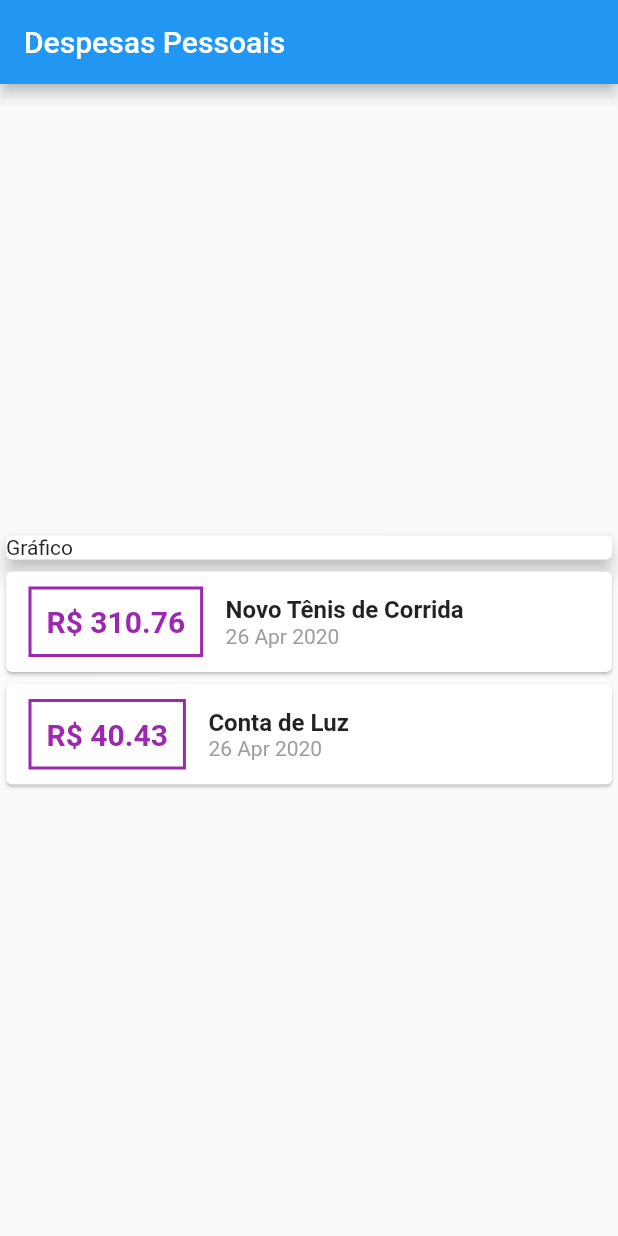
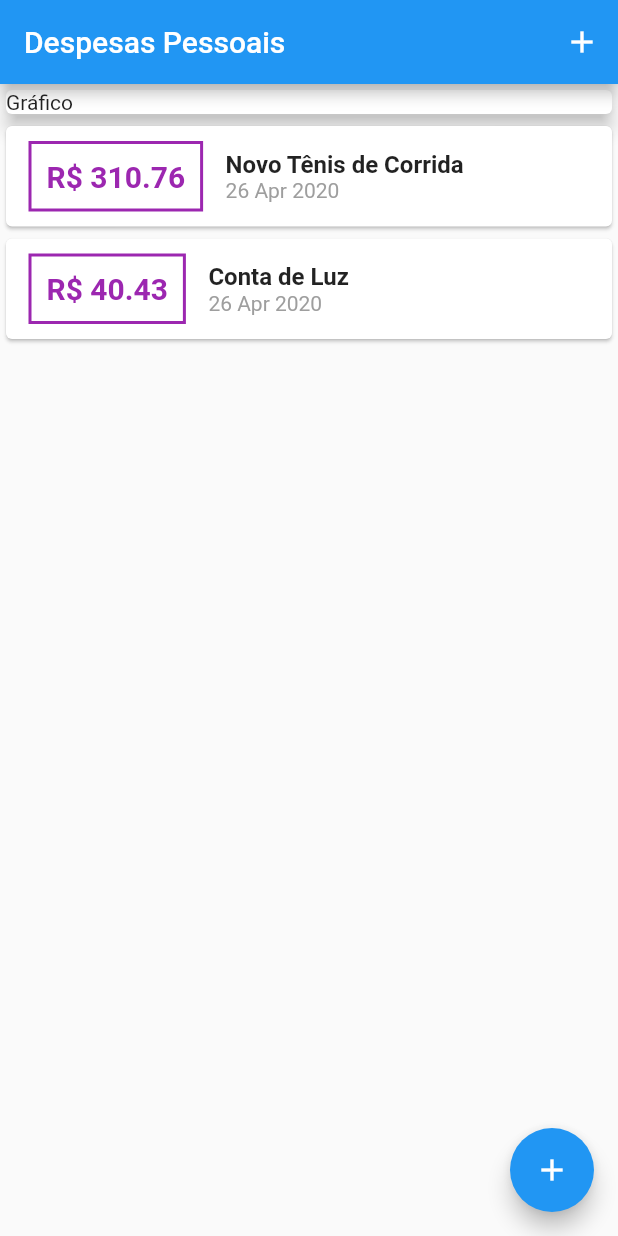
Before and after one commit to rodrigofbm/despesas_pessoais, a Flutter app: the screen it shows after launch, on a phone screen of 412 x 824 dp. Run offline on Flutter 3.47's test engine with Material 2 defaults, Android fonts, the phone set to English and light mode, and no system bars.

Commit message:
added functionalities to form and list transactions

```diff
--- /dev/null
+++ b/lib/components/transaction_list.dart
@@ -0,0 +1,65 @@
+import 'package:despesas_pessoais/models/transaction.dart';
+import 'package:flutter/material.dart';
+import 'package:intl/intl.dart';
+
+class TransactionList extends StatelessWidget {
+  final List<Transaction> transactions;
+
+  const TransactionList({this.transactions});
+
+  @override
+  Widget build(BuildContext context) {
+    return Container(
+      height: 300,
+      child: ListView.builder(
+          itemCount: transactions.length,
+          itemBuilder: (context, index) {
+            final tr = transactions[index];
+
+            return Card(
+              child: Row(
+                children: <Widget>[
+                  Container(
+                    margin: EdgeInsets.symmetric(
+                      horizontal: 15,
+                      vertical: 10,
+                    ),
+                    decoration: BoxDecoration(
+                      border: Border.all(
+                        color: Colors.purple,
+                        width: 2,
+                      ),
+                    ),
+                    padding: EdgeInsets.all(10),
+                    child: Text(
+                      "R\$ ${tr.value.toStringAsFixed(2)}",
+                      style: TextStyle(
+                        fontWeight: FontWeight.bold,
+                        fontSize: 20,
+                        color: Colors.purple,
+                      ),
+                    ),
+                  ),
+                  Column(
+                    crossAxisAlignment: CrossAxisAlignment.start,
+                    children: <Widget>[
+                      Text(
+                        tr.title,
+                        style: TextStyle(
+                          fontWeight: FontWeight.bold,
+                          fontSize: 16,
+                        ),
+                      ),
+                      Text(
+                        DateFormat('d MMM y').format(tr.date),
+                        style: TextStyle(color: Colors.grey),
+                      ),
+                    ],
+                  )
+                ],
+              ),
+            );
+          }),
+    );
+  }
+}
--- a/lib/main.dart
+++ b/lib/main.dart
@@ -1,13 +1,22 @@
-import 'package:despesas_pessoais/models/transaction.dart';
-import 'package:intl/intl.dart';
+import 'dart:math';
+
+import 'package:despesas_pessoais/components/transaction_form.dart';
 import 'package:flutter/material.dart';
+
+import 'components/transaction_list.dart';
+import 'models/transaction.dart';
 
 void main() => runApp(MaterialApp(
       title: 'Despesas Pessoais',
       home: MyHomePage(),
     ));
 
-class MyHomePage extends StatelessWidget {
+class MyHomePage extends StatefulWidget {
+  @override
+  _MyHomePageState createState() => _MyHomePageState();
+}
+
+class _MyHomePageState extends State<MyHomePage> {
   final _transactions = [
     Transaction(
         id: 't1',
@@ -18,68 +27,57 @@ class MyHomePage extends StatelessWidget {
         id: 't2', title: "Conta de Luz", value: 40.43, date: DateTime.now()),
   ];
 
+  _addTransaction(String title, double value) {
+    final newTransaction = new Transaction(
+      id: Random().nextDouble().toString(),
+      title: title,
+      value: value,
+      date: DateTime.now(),
+    );
+
+    setState(() {
+      _transactions.add(newTransaction);
+    });
+
+    Navigator.of(context).pop();
+  }
+
+  _openTransactionModal(BuildContext context) {
+    showModalBottomSheet(
+      context: context,
+      builder: (_) {
+        return TransactionForm(onSubmit: _addTransaction);
+      },
+    );
+  }
+
   @override
   Widget build(BuildContext context) {
     return Scaffold(
       appBar: AppBar(
         title: Text("Despesas Pessoais"),
+        actions: <Widget>[
+          IconButton(
+            icon: Icon(Icons.add),
+            onPressed: () => _openTransactionModal(context),
+          )
+        ],
       ),
-      body: Column(
-        mainAxisAlignment: MainAxisAlignment.center,
+      floatingActionButton: FloatingActionButton(
+        child: Icon(Icons.add),
+        onPressed: () => _openTransactionModal(context),
+      ),
+      body: SingleChildScrollView(
+        child: Column(
           crossAxisAlignment: CrossAxisAlignment.stretch,
           children: <Widget>[
             Card(
               child: Text("Gráfico"),
               elevation: 5,
             ),
-          Column(
-            children: _transactions.map((tr) {
-              return Card(
-                child: Row(
-                  children: <Widget>[
-                    Container(
-                      margin: EdgeInsets.symmetric(
-                        horizontal: 15,
-                        vertical: 10,
-                      ),
-                      decoration: BoxDecoration(
-                        border: Border.all(
-                          color: Colors.purple,
-                          width: 2,
-                        ),
-                      ),
-                      padding: EdgeInsets.all(10),
-                      child: Text(
-                        "R\$ ${tr.value.toStringAsFixed(2)}",
-                        style: TextStyle(
-                          fontWeight: FontWeight.bold,
-                          fontSize: 20,
-                          color: Colors.purple,
-                        ),
-                      ),
-                    ),
-                    Column(
-                      crossAxisAlignment: CrossAxisAlignment.start,
-                      children: <Widget>[
-                        Text(
-                          tr.title,
-                          style: TextStyle(
-                            fontWeight: FontWeight.bold,
-                            fontSize: 16,
-                          ),
-                        ),
-                        Text(
-                          DateFormat('d MMM y').format(tr.date),
-                          style: TextStyle(color: Colors.grey),
-                        ),
-                      ],
-                    )
+            TransactionList(transactions: _transactions),
           ],
         ),
-              );
-            }).toList(),
-          ),
-        ],
       ),
     );
   }
```
Also changed, not shown: lib/components/transaction_form.dart (added, +68 -0 lines). Lines whose indentation alone changed are shown as unchanged.
